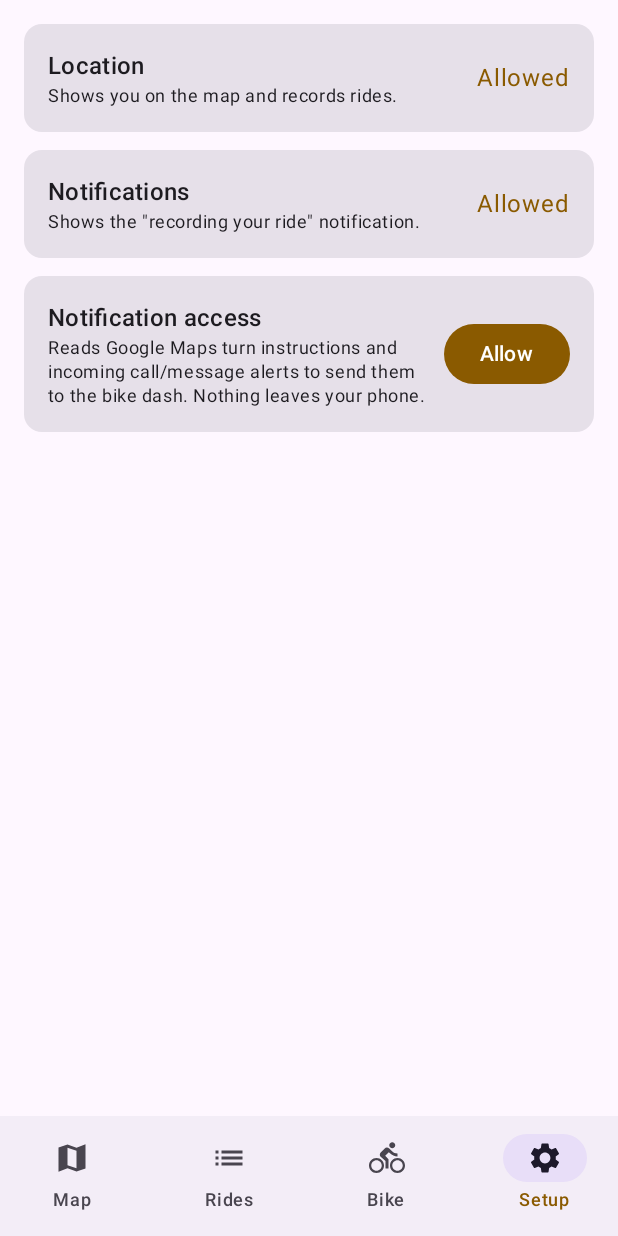
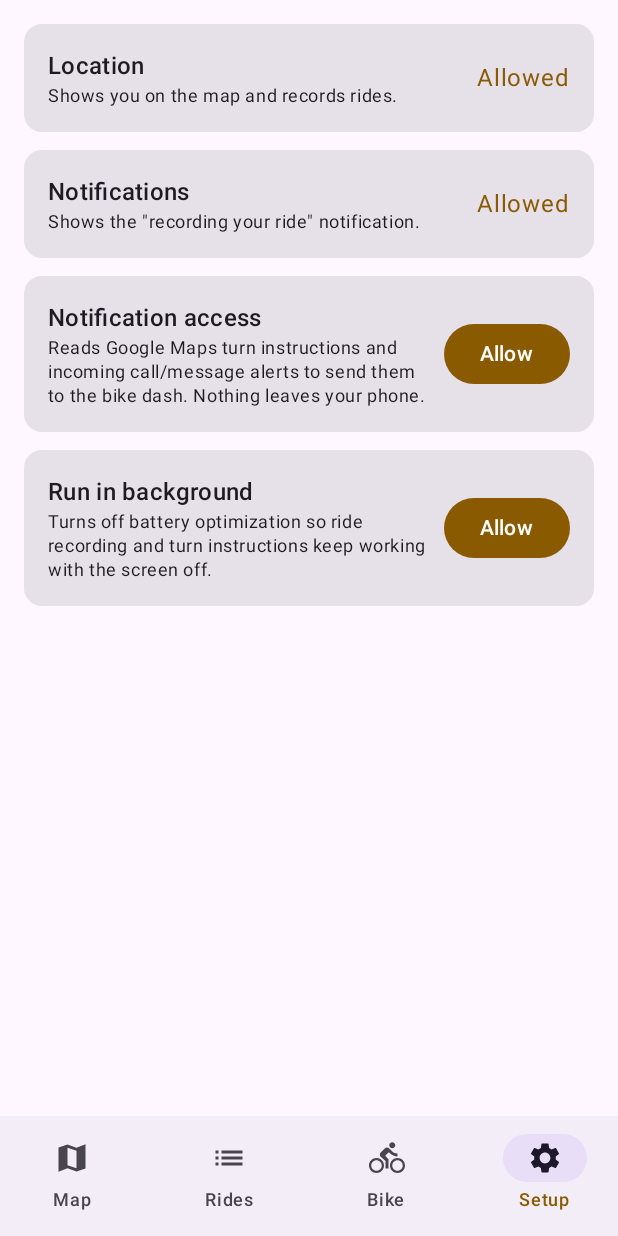
Before and after one commit to Patrickoo7/yezdi-connect-app, an Android app built with Jetpack Compose: the SetupScreen screen opened through its navigation route, on a phone screen of 412 x 824 dp. Run offline under Robolectric (Android 15) with nearby library versions, the phone set to English and light mode, and no system bars; 1 statement that could not run was skipped.

Commit message:
Tune for Samsung Galaxy M31 (One UI, Android 12)
- Setup tab: ask to turn off battery optimization, plus Samsung-only
  steps for "Unrestricted" battery and "Never sleeping apps".
- Re-bind the notification reader on app resume (One UI can unbind it).
- Recognise Samsung's in-call screen for call alerts.
- Task file: Galaxy M31 steps for Developer options and for getting the
  Bluetooth log via *#9900#.

```diff
--- a/app/src/main/AndroidManifest.xml
+++ b/app/src/main/AndroidManifest.xml
@@ -7,6 +7,8 @@
     <uses-permission android:name="android.permission.FOREGROUND_SERVICE" />
     <uses-permission android:name="android.permission.FOREGROUND_SERVICE_LOCATION" />
     <uses-permission android:name="android.permission.POST_NOTIFICATIONS" />
+    <!-- Asks once to be exempt from battery optimization, so rides and the dash link survive screen-off. -->
+    <uses-permission android:name="android.permission.REQUEST_IGNORE_BATTERY_OPTIMIZATIONS" />
 
     <!-- Lets the app open Google Maps navigation (package visibility, Android 11+). -->
     <queries>
--- a/app/src/main/java/com/yezdiconnect/app/MainActivity.kt
+++ b/app/src/main/java/com/yezdiconnect/app/MainActivity.kt
@@ -1,9 +1,13 @@
 package com.yezdiconnect.app
 
+import android.content.ComponentName
 import android.os.Bundle
+import android.service.notification.NotificationListenerService
 import androidx.activity.ComponentActivity
 import androidx.activity.compose.setContent
 import androidx.activity.enableEdgeToEdge
+import com.yezdiconnect.app.nav.PhoneNotificationListener
+import com.yezdiconnect.app.ui.Permissions
 import com.yezdiconnect.app.ui.YezdiAppUi
 
 class MainActivity : ComponentActivity() {
@@ -13,4 +17,13 @@ class MainActivity : ComponentActivity() {
         val app = application as YezdiApp
         setContent { YezdiAppUi(app) }
     }
+
+    override fun onResume() {
+        super.onResume()
+        // Some phones (Samsung One UI in particular) silently unbind notification listeners.
+        // Asking for a rebind is harmless when it's already connected.
+        if (Permissions.hasNotificationAccess(this)) {
+            NotificationListenerService.requestRebind(ComponentName(this, PhoneNotificationListener::class.java))
+        }
+    }
 }
--- a/app/src/main/java/com/yezdiconnect/app/nav/PhoneNotificationListener.kt
+++ b/app/src/main/java/com/yezdiconnect/app/nav/PhoneNotificationListener.kt
@@ -72,6 +72,7 @@ class PhoneNotificationListener : NotificationListenerService() {
             "com.google.android.dialer",
             "com.android.dialer",
             "com.samsung.android.dialer",
+            "com.samsung.android.incallui", // Samsung's incoming-call screen (One UI)
             "com.android.incallui",
             "com.android.server.telecom",
         )
--- a/app/src/main/java/com/yezdiconnect/app/ui/Permissions.kt
+++ b/app/src/main/java/com/yezdiconnect/app/ui/Permissions.kt
@@ -5,6 +5,7 @@ import android.content.ComponentName
 import android.content.Context
 import android.content.pm.PackageManager
 import android.os.Build
+import android.os.PowerManager
 import android.provider.Settings
 import androidx.core.content.ContextCompat
 import com.yezdiconnect.app.nav.PhoneNotificationListener
@@ -19,6 +20,10 @@ object Permissions {
         Build.VERSION.SDK_INT < 33 ||
             ContextCompat.checkSelfPermission(c, Manifest.permission.POST_NOTIFICATIONS) == PackageManager.PERMISSION_GRANTED
 
+    /** Whether Android's battery optimization is off for this app (needed to keep rides and the dash link alive). */
+    fun ignoresBatteryOptimizations(c: Context): Boolean =
+        c.getSystemService(PowerManager::class.java).isIgnoringBatteryOptimizations(c.packageName)
+
     /** Notification access is a special permission granted in system settings, not by a dialog. */
     fun hasNotificationAccess(c: Context): Boolean {
         val enabled = Settings.Secure.getString(c.contentResolver, "enabled_notification_listeners") ?: return false
--- a/app/src/main/java/com/yezdiconnect/app/ui/SetupScreen.kt
+++ b/app/src/main/java/com/yezdiconnect/app/ui/SetupScreen.kt
@@ -1,7 +1,9 @@
 package com.yezdiconnect.app.ui
 
 import android.Manifest
+import android.annotation.SuppressLint
 import android.content.Intent
+import android.net.Uri
 import android.os.Build
 import android.provider.Settings
 import androidx.activity.compose.rememberLauncherForActivityResult
@@ -42,6 +44,7 @@ fun SetupScreen() {
     val hasLocation = remember(refresh) { Permissions.hasLocation(context) }
     val hasPostNotifications = remember(refresh) { Permissions.hasPostNotifications(context) }
     val hasNotificationAccess = remember(refresh) { Permissions.hasNotificationAccess(context) }
+    val ignoresBatteryLimits = remember(refresh) { Permissions.ignoresBatteryOptimizations(context) }
     Column(
         Modifier.fillMaxSize().verticalScroll(rememberScrollState()).padding(16.dp),
         verticalArrangement = Arrangement.spacedBy(12.dp),
@@ -65,6 +68,34 @@ fun SetupScreen() {
             why = stringResource(R.string.perm_notification_access_why),
             granted = hasNotificationAccess,
         ) { context.startActivity(Intent(Settings.ACTION_NOTIFICATION_LISTENER_SETTINGS)) }
+
+        PermissionItem(
+            title = stringResource(R.string.perm_battery),
+            why = stringResource(R.string.perm_battery_why),
+            granted = ignoresBatteryLimits,
+        ) {
+            @SuppressLint("BatteryLife") // a ride/navigation companion must keep running with the screen off
+            val intent = Intent(Settings.ACTION_REQUEST_IGNORE_BATTERY_OPTIMIZATIONS, Uri.parse("package:${context.packageName}"))
+            context.startActivity(intent)
+        }
+
+        // One UI also has its own sleep lists on top of Android's battery optimization.
+        if (Build.MANUFACTURER.equals("samsung", ignoreCase = true)) {
+            Card(Modifier.fillMaxWidth()) {
+                Column(Modifier.padding(16.dp)) {
+                    Text(stringResource(R.string.samsung_battery_title), style = MaterialTheme.typography.titleMedium)
+                    Text(stringResource(R.string.samsung_battery_steps), style = MaterialTheme.typography.bodySmall)
+                    Button(
+                        onClick = {
+                            context.startActivity(
+                                Intent(Settings.ACTION_APPLICATION_DETAILS_SETTINGS, Uri.parse("package:${context.packageName}")),
+                            )
+                        },
+                        modifier = Modifier.padding(top = 8.dp),
+                    ) { Text(stringResource(R.string.open_app_settings)) }
+                }
+            }
+        }
     }
 }
 
--- a/app/src/main/res/values/strings.xml
+++ b/app/src/main/res/values/strings.xml
@@ -31,6 +31,11 @@
     <string name="perm_notifications_why">Shows the \"recording your ride\" notification.</string>
     <string name="perm_notification_access">Notification access</string>
     <string name="perm_notification_access_why">Reads Google Maps turn instructions and incoming call/message alerts to send them to the bike dash. Nothing leaves your phone.</string>
+    <string name="perm_battery">Run in background</string>
+    <string name="perm_battery_why">Turns off battery optimization so ride recording and turn instructions keep working with the screen off.</string>
+    <string name="samsung_battery_title">Samsung phones: one more step</string>
+    <string name="samsung_battery_steps">One UI can still put the app to sleep. In the app settings, open Battery and choose Unrestricted. Then go to Settings → Battery and device care → Battery → Background usage limits and add Yezdi Connect to \"Never sleeping apps\".</string>
+    <string name="open_app_settings">Open app settings</string>
     <string name="grant">Allow</string>
     <string name="granted">Allowed</string>
 </resources>
```
Also changed, not shown: 2 other files.
